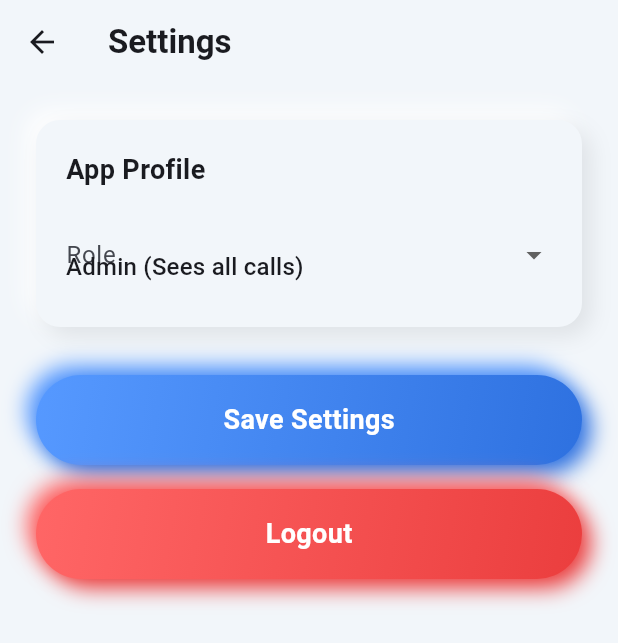
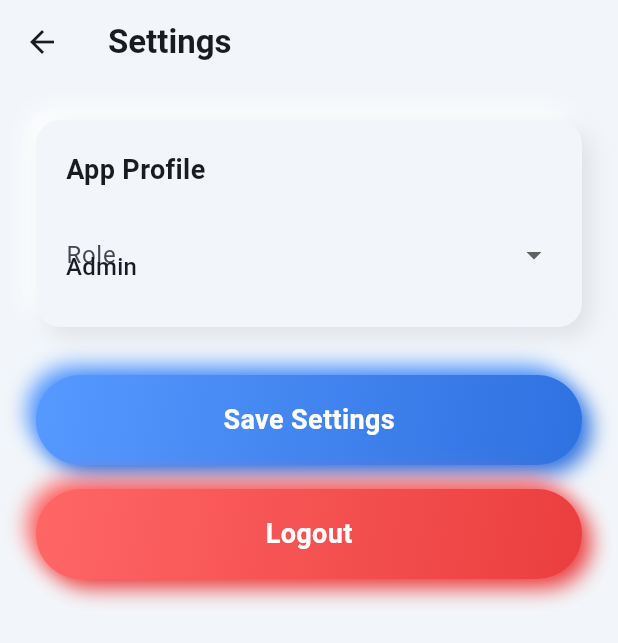
Before and after one commit to whoisadheep/GridCRM, a Flutter app: the SettingsScreen screen opened directly, on a phone screen of 412 x 824 dp. Shown: the top 643 px of the screen. Run offline on Flutter 3.47's test engine with Material 3 defaults, Android fonts, the phone set to English and light mode, and no system bars; drawn by our look-alikes of clay_containers; our stand-ins replace cloud_firestore, connectivity_plus, firebase_core, firebase_messaging, flutter_riverpod, shared_preferences and 1 more; accounts and stored records are empty.

Commit message:
Fix UI overflow in settings screen dropdowns

```diff
--- a/app/lib/ui/screens/settings_screen.dart
+++ b/app/lib/ui/screens/settings_screen.dart
@@ -88,10 +88,11 @@ class _SettingsScreenState extends ConsumerState<SettingsScreen> {
                     const Text('App Profile', style: TextStyle(fontSize: 18, fontWeight: FontWeight.bold)),
                     const SizedBox(height: 16),
                     DropdownButtonFormField<String>(
+                      isExpanded: true,
                       value: _role,
                       items: const [
-                        DropdownMenuItem(value: 'admin', child: Text('Admin (Sees all calls)')),
-                        DropdownMenuItem(value: 'technician', child: Text('Technician (Sees only assigned calls)')),
+                        DropdownMenuItem(value: 'admin', child: Text('Admin')),
+                        DropdownMenuItem(value: 'technician', child: Text('Technician')),
                       ],
                       onChanged: (v) => setState(() => _role = v!),
                       decoration: const InputDecoration(labelText: 'Role', border: InputBorder.none),
@@ -99,6 +100,7 @@ class _SettingsScreenState extends ConsumerState<SettingsScreen> {
                     if (_role == 'technician') ...[
                       const SizedBox(height: 16),
                       DropdownButtonFormField<String>(
+                        isExpanded: true,
                         value: _selectedTech,
                         items: [
                           const DropdownMenuItem<String>(value: null, child: Text('Select a technician...')),
```
